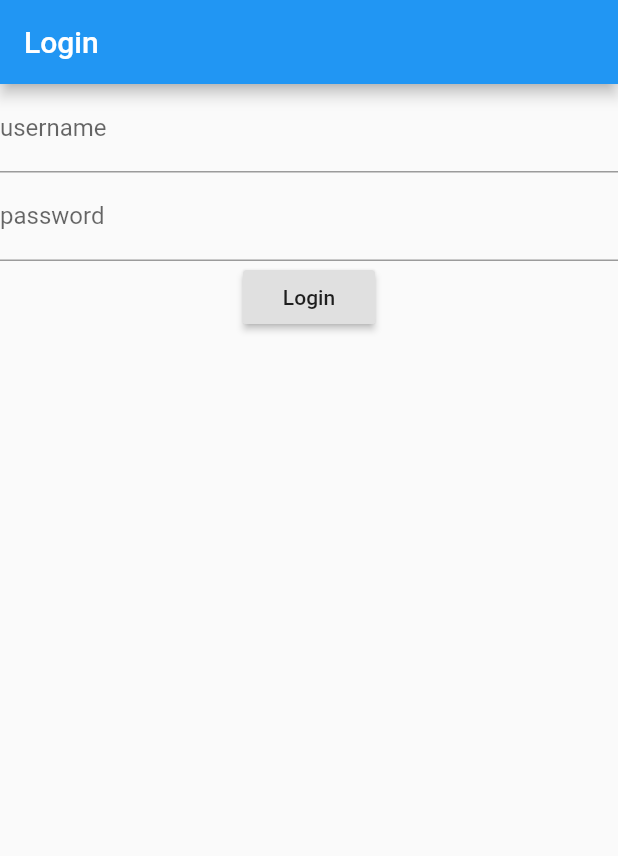
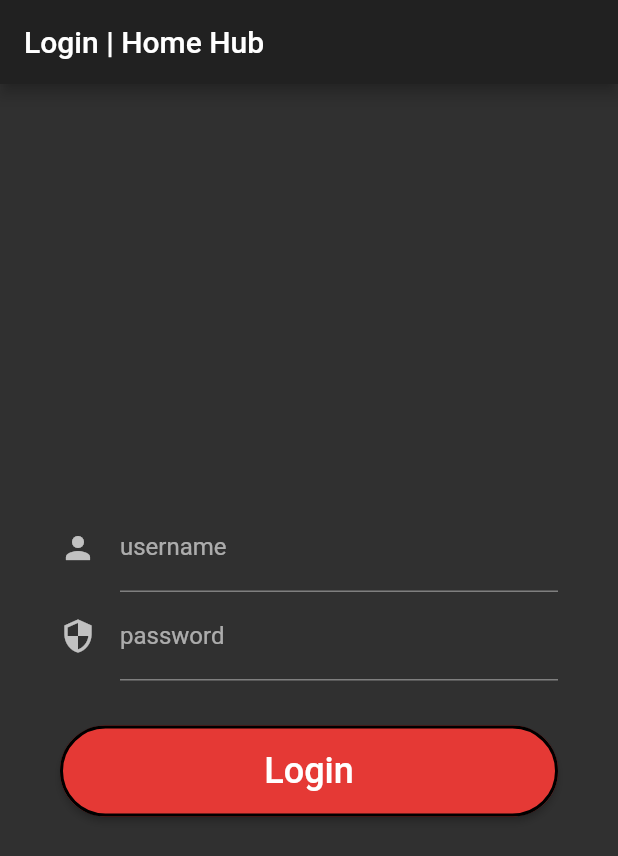
Before and after one commit to amartya-dev/flutter-bloc, a Flutter app: the screen it shows after launch, on a phone screen of 412 x 824 dp. Shown: the top 856 px of the screen. Run offline on Flutter 3.47's test engine with Material 2 defaults, Android fonts, the phone set to English and light mode, and no system bars; our stand-ins replace bloc, equatable, flutter_bloc, shared_preferences, sqflite; accounts and stored records are empty.

Commit message:
minor changes

```diff
--- a/bloc_login/lib/bloc/authentication_bloc.dart
+++ b/bloc_login/lib/bloc/authentication_bloc.dart
@@ -25,10 +25,8 @@ class AuthenticationBloc
     AuthenticationEvent event,
   ) async* {
     if (event is AppStarted) {
-      final prefs = await SharedPreferences.getInstance();
-      String username = prefs.getString("username");
 
-      final bool hasToken = await userRepository.hasToken(username: username);
+      final bool hasToken = await userRepository.hasToken();
 
       if (hasToken) {
         yield AuthenticationAuthenticated();
--- a/bloc_login/lib/login/login_form.dart
+++ b/bloc_login/lib/login/login_form.dart
@@ -31,22 +31,48 @@ class _LoginFormState extends State<LoginForm> {
       },
       child: BlocBuilder<LoginBloc, LoginState>(
         builder: (context, state) {
-          return Form(
+          return Container(
+            child: Form(
+              child: Padding(
+                padding: EdgeInsets.all(40.0),
                 child: Column(
+                  mainAxisAlignment: MainAxisAlignment.center,
+                  crossAxisAlignment: CrossAxisAlignment.center,
                   children: <Widget>[
                     TextFormField(
-                  decoration: InputDecoration(labelText: 'username'),
+                      decoration: InputDecoration(
+                          labelText: 'username', icon: Icon(Icons.person)),
                       controller: _usernameController,
                     ),
                     TextFormField(
-                  decoration: InputDecoration(labelText: 'password'),
+                      decoration: InputDecoration(
+                          labelText: 'password', icon: Icon(Icons.security)),
                       controller: _passwordController,
                       obscureText: true,
                     ),
-                RaisedButton(
-                  onPressed:
-                      state is! LoginLoading ? _onLoginButtonPressed : null,
-                  child: Text('Login'),
+                    Container(
+                      width: MediaQuery.of(context).size.width * 0.85,
+                      height: MediaQuery.of(context).size.width * 0.22,
+                      child: Padding(
+                        padding: EdgeInsets.only(top: 30.0),
+                        child: RaisedButton(
+                          onPressed: state is! LoginLoading
+                              ? _onLoginButtonPressed
+                              : null,
+                          child: Text(
+                            'Login',
+                            style: TextStyle(
+                              fontSize: 24.0,
+                            ),
+                          ),
+                          shape: StadiumBorder(
+                            side: BorderSide(
+                              color: Colors.black,
+                              width: 2,
+                            ),
+                          ),
+                        ),
+                      ),
                     ),
                     Container(
                       child: state is LoginLoading
@@ -55,6 +81,8 @@ class _LoginFormState extends State<LoginForm> {
                     ),
                   ],
                 ),
+              ),
+            ),
           );
         },
       ),
--- a/bloc_login/lib/login/login_page.dart
+++ b/bloc_login/lib/login/login_page.dart
@@ -18,7 +18,7 @@ class LoginPage extends StatelessWidget {
   Widget build(BuildContext context) {
     return Scaffold(
       appBar: AppBar(
-        title: Text('Login'),
+        title: Text('Login | Home Hub'),
       ),
       body: BlocProvider(
         create: (context) {
--- a/bloc_login/lib/main.dart
+++ b/bloc_login/lib/main.dart
@@ -53,6 +53,10 @@ class App extends StatelessWidget {
   @override
   Widget build (BuildContext context) {
     return MaterialApp(
+      theme: ThemeData(
+        primarySwatch: Colors.red,
+        brightness: Brightness.dark,
+      ),
       home: BlocBuilder<AuthenticationBloc, AuthenticationState>(
         builder: (context, state) {
           if (state is AuthenticationUnintialized) {
```
Also changed, not shown: bloc_login/lib/home/home_page.dart (+39 -9 lines), bloc_login/lib/repository/user_repository.dart (+4 -5 lines). Lines whose indentation alone changed are shown as unchanged.
